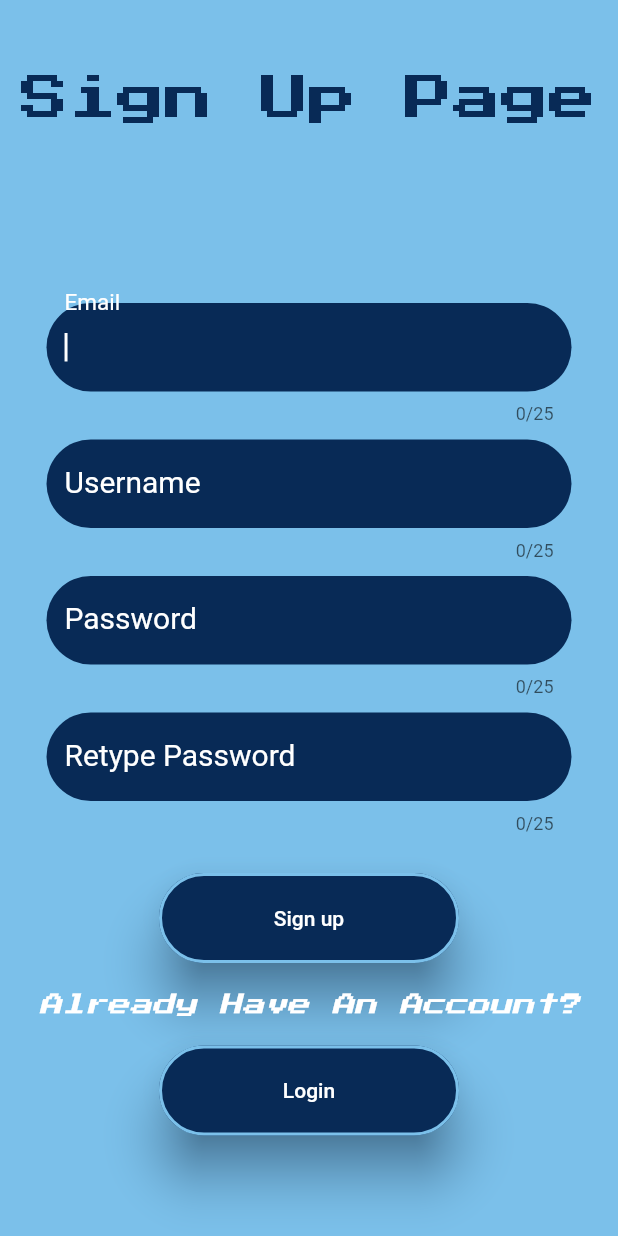
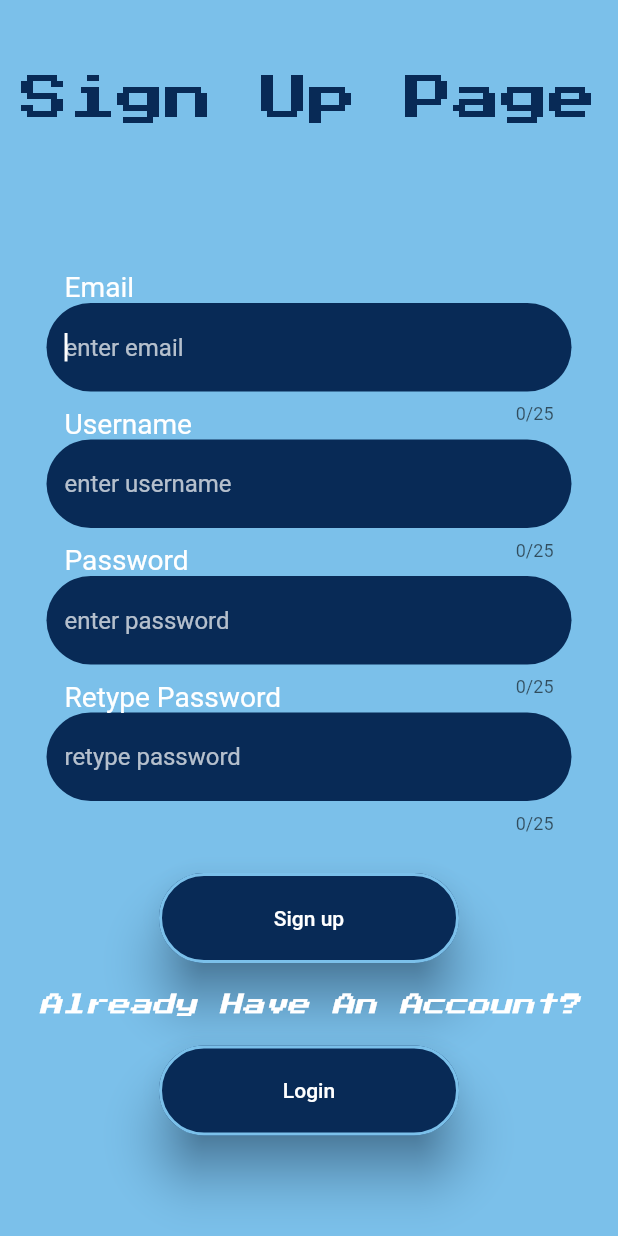
Before and after one commit to jpveloso/RunBruinRun, a Flutter app: the SignUpPage screen opened directly, on a phone screen of 412 x 824 dp. Run offline on Flutter 3.47's test engine with Material 2 defaults, Android fonts, the phone set to English and light mode, and no system bars.

Commit message:
Finalizing Signup Page.

```diff
--- a/run_bruin_run/lib/screens/login_page.dart
+++ b/run_bruin_run/lib/screens/login_page.dart
@@ -36,6 +36,7 @@ class _LoginPageState extends State<LoginPage> {
                   TextField(
                     maxLength: 25,
                     cursorColor: Colors.white,
+                    autofocus: true,
                     style: const TextStyle(
                       color: Colors.white,
                     ),
--- a/run_bruin_run/lib/screens/signup_page.dart
+++ b/run_bruin_run/lib/screens/signup_page.dart
@@ -10,10 +10,25 @@ class SignUpPage extends StatefulWidget {
 }
 
 class _SignUpPageState extends State<SignUpPage> {
+  final emailFieldController = TextEditingController();
+  final usernameFieldController = TextEditingController();
+  final passwordFieldController = TextEditingController();
+  final retypePasswordFieldController = TextEditingController();
+
+  @override
+  void dispose() {
+    //Release memory allocated to the fields after the page is removed
+    emailFieldController.dispose();
+    usernameFieldController.dispose();
+    passwordFieldController.dispose();
+    retypePasswordFieldController.dispose();
+    super.dispose();
+  }
+
   @override
   Widget build(BuildContext context) {
     return Scaffold(
-        // resizeToAvoidBottomInset: false,
+        resizeToAvoidBottomInset: false,
         backgroundColor: lightBruinBlue,
         body: Center(
           child: Column(
@@ -33,97 +48,15 @@ class _SignUpPageState extends State<SignUpPage> {
                 width: 350,
                 height: 380,
                 child: Column(children: [
-                  TextField(
-                    maxLength: 25,
-                    cursorColor: Colors.white,
-                    autofocus: true,
-                    style: const TextStyle(
-                      color: Colors.white,
-                    ),
-                    decoration: InputDecoration(
-                      labelText: "Email",
-                      labelStyle:
-                          const TextStyle(
-                              fontSize: 20,
-                              color: Colors.white,
-                              // height: 20,
-                          ),
-                      filled: true,
-                      fillColor: darkBruinBlue,
-                      // hintStyle: const TextStyle(color: Colors.white70),
-                      // hintText: "email",
-                      border: OutlineInputBorder(
-                        borderSide: BorderSide.none,
-                        borderRadius: BorderRadius.circular(50),
-                      ),
-                    ),
-                  ),
+                  inputTextFieldStyle("Email", "enter email", emailFieldController),
                   const SizedBox(height: 10),
-                  TextField(
-                    maxLength: 25,
-                    cursorColor: Colors.white,
-                    style: const TextStyle(
-                      color: Colors.white,
-                    ),
-                    decoration: InputDecoration(
-                      labelText: "Username",
-                      labelStyle:
-                          const TextStyle(fontSize: 20, color: Colors.white),
-                      filled: true,
-                      fillColor: darkBruinBlue,
-                      // hintStyle: const TextStyle(color: Colors.white70),
-                      // hintText: "username",
-                      border: OutlineInputBorder(
-                        borderSide: BorderSide.none,
-                        borderRadius: BorderRadius.circular(50),
-                      ),
-                    ),
-                  ),
+                  inputTextFieldStyle("Username", "enter username", usernameFieldController),
                   const SizedBox(height: 10),
-                  TextField(
-                    obscureText: true,
-                    obscuringCharacter: "*",
-                    maxLength: 25,
-                    cursorColor: Colors.white,
-                    style: const TextStyle(color: Colors.white),
-                    decoration: InputDecoration(
-                      labelText: "Password",
-                      labelStyle:
-                          const TextStyle(fontSize: 20, color: Colors.white),
-                      filled: true,
-                      fillColor: darkBruinBlue,
-                      // hintStyle: const TextStyle(color: Colors.white70),
-                      // hintText: "Enter your password",
-                      border: OutlineInputBorder(
-                        borderSide: BorderSide.none,
-                        borderRadius: BorderRadius.circular(50),
-                      ),
-                    ),
-                  ),
+                  passwordTextFieldStyle("Password", "enter password", passwordFieldController),
                   const SizedBox(height: 10),
-                  TextField(
-                    obscureText: true,
-                    obscuringCharacter: "*",
-                    maxLength: 25,
-                    cursorColor: Colors.white,
-                    style: const TextStyle(color: Colors.white),
-                    decoration: InputDecoration(
-                      labelText: "Retype Password",
-                      labelStyle:
-                          const TextStyle(fontSize: 20, color: Colors.white),
-                      filled: true,
-                      fillColor: darkBruinBlue,
-                      // hintStyle: const TextStyle(color: Colors.white70),
-                      // hintText: "retype password",
-                      border: OutlineInputBorder(
-                        borderSide: BorderSide.none,
-                        borderRadius: BorderRadius.circular(50),
-                      ),
-                    ),
-                  ),
+                  passwordTextFieldStyle("Retype Password", "retype password", retypePasswordFieldController),
                 ]),
               ),
-              // const SizedBox(height: 20),
               Wrap(
                 direction: Axis.vertical,
                 crossAxisAlignment: WrapCrossAlignment.center,
--- a/run_bruin_run/lib/styles.dart
+++ b/run_bruin_run/lib/styles.dart
@@ -20,3 +20,62 @@ ButtonStyle getButtonStyle() {
     shape: const StadiumBorder(),
   );
 }
+
+TextField inputTextFieldStyle(String labelText, String hintText, TextEditingController? controller){
+  return TextField (
+      controller: controller,
+      maxLength: 25,
+      cursorColor: Colors.white,
+      autofocus: true,
+      style: const TextStyle(
+        color: Colors.white,
+      ),
+      decoration: InputDecoration(
+        floatingLabelBehavior: FloatingLabelBehavior.always,
+        label: SizedBox(
+            height: 50,
+            width: 200,
+            child: Text(labelText,
+                style: const TextStyle(
+                    fontSize: 25, color: Colors.white))),
+        filled: true,
+        fillColor: darkBruinBlue,
+        hintStyle: const TextStyle(color: Colors.white70),
+        hintText: hintText,
+        border: OutlineInputBorder(
+          borderSide: BorderSide.none,
+          borderRadius: BorderRadius.circular(50),
+        ),
+      ),
+  );
+}
+
+TextField passwordTextFieldStyle(String labelText, String hintText, TextEditingController? controller){
+  return TextField(
+    controller: controller,
+    enableSuggestions: false,
+    autocorrect: false,
+    obscureText: true,
+    obscuringCharacter: "*",
+    maxLength: 25,
+    cursorColor: Colors.white,
+    style: const TextStyle(color: Colors.white),
+    decoration: InputDecoration(
+      floatingLabelBehavior: FloatingLabelBehavior.always,
+      label: SizedBox(
+          height: 50,
+          width: 200,
+          child: Text(labelText,
+              style: const TextStyle(
+                  fontSize: 25, color: Colors.white))),
+      filled: true,
+      fillColor: darkBruinBlue,
+      hintStyle: const TextStyle(color: Colors.white70),
+      hintText: hintText,
+      border: OutlineInputBorder(
+        borderSide: BorderSide.none,
+        borderRadius: BorderRadius.circular(50),
+      ),
+    ),
+  );
+}
```
